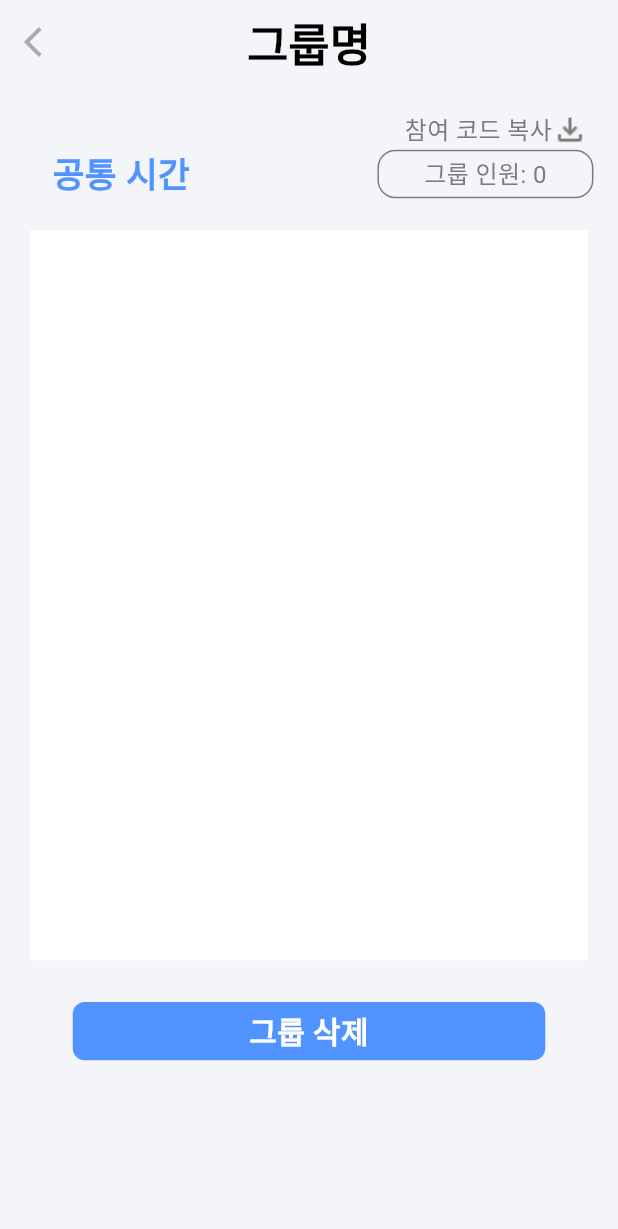
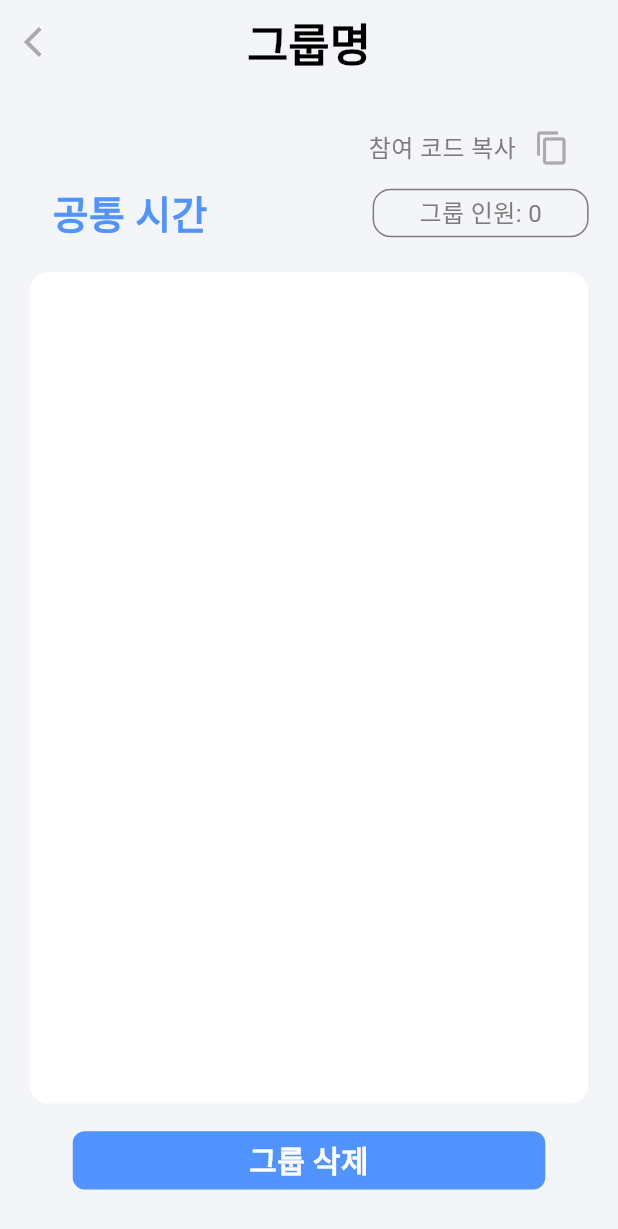
Before and after one commit to AIIA-GCU/VinTeum-FE, a Flutter app: the DetailScreen screen opened directly with empty values, on a phone screen of 412 x 824 dp. Shown: the top 1229 px of the screen. Run offline on Flutter 3.47's test engine with Material 3 defaults, Android fonts, the phone set to English and light mode, and no system bars; our stand-ins replace image_picker, smooth_page_indicator; Roboto replaces fonts that are missing (Pretendard).

Commit message:
디테일 수정

```diff
--- a/lib/Page/Detail_Screen1.dart
+++ b/lib/Page/Detail_Screen1.dart
@@ -53,10 +53,15 @@ class _DetailScreenState extends State<DetailScreen> {
                       fontSize: 16,
                     ),
                   ),
-                  GestureDetector(
-                    child: Image.asset('assets/img/download.png'),
-                    onTap: (){},
+                  IconButton(onPressed: (){},
+                      icon: Icon(Icons.copy,
+                      color: VinTeumColors.grey,
                   ),
+                  ),
+                  // GestureDetector(
+                  //   child: Image.asset('assets/img/download.png'),
+                  //   onTap: (){},
+                  // ),
 
                 ],
               ),
@@ -69,12 +74,12 @@ class _DetailScreenState extends State<DetailScreen> {
                     child: Text(
                       '공통 시간',
                       style: TextStyle(
-                          fontSize: 23,
+                          fontSize: 26,
                           fontWeight: FontWeight.bold,
                           color: VinTeumColors.mainBlue),
                     ),
                   ),
-                  SizedBox(width: ratio.width * 125),
+                  SizedBox(width: ratio.width * 110),
                   GestureDetector(
                     onTap: () {
                       Navigator.push(
@@ -115,12 +120,16 @@ class _DetailScreenState extends State<DetailScreen> {
                 height: 20,
               ),
               Container(
-                height: ratio.height * 527,
+                height: ratio.height * 600,
                 // width: ratio.width * 357,
-                decoration: BoxDecoration(color: Colors.white),
+                decoration: BoxDecoration(
+                    color: Colors.white,
+                    borderRadius: BorderRadius.circular(12),
+                ),
+
               ),
               SizedBox(
-                height: ratio.height * 30,
+                height: ratio.height * 20,
               ),
               CustomButton(text: "그룹 삭제",
                   width: 315,
--- a/lib/Page/Detail_Screen3.dart
+++ b/lib/Page/Detail_Screen3.dart
@@ -60,7 +60,7 @@ class DetailScreen3 extends StatelessWidget {
                       height: ratio.height * 21,
                     ),
 
-                    SizedBox(height: ratio.height * 500),
+                    SizedBox(height: ratio.height * 545),
 
                     CustomButton(text: '확인', width: 315,height: 42, func: (){Navigator.pop(context);}, buttonCount: 1)
                   ],
```
Also changed, not shown: pubspec.lock.
